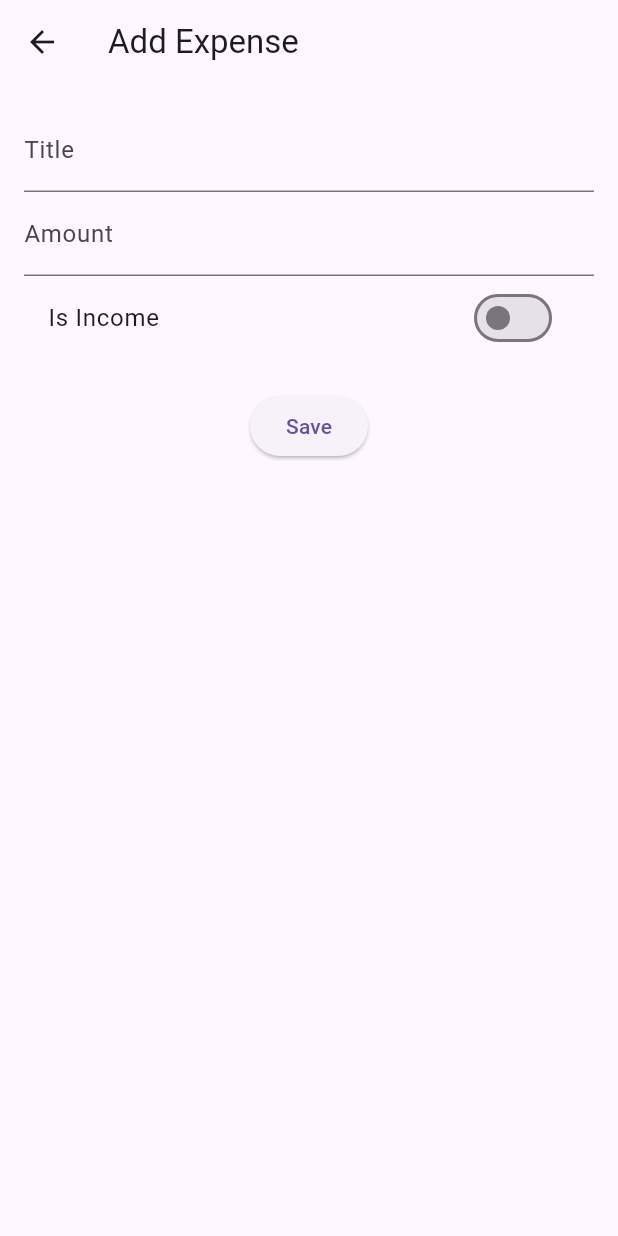
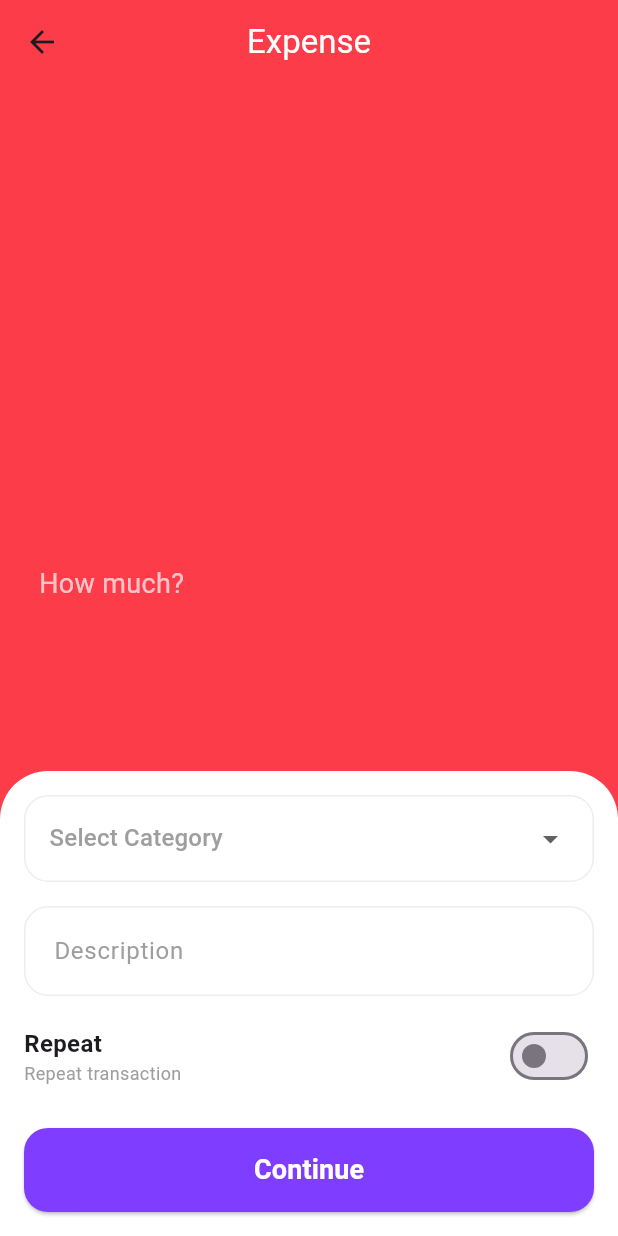
Before and after one commit to Yusuf-Mahmoud/expense_tracker, a Flutter app: the AddExpenseScreen screen opened directly, on a phone screen of 412 x 824 dp. Run offline on Flutter 3.47's test engine with Material 3 defaults, Android fonts, the phone set to English and light mode, and no system bars; our stand-ins replace bloc, cloud_firestore, firebase_auth, firebase_core, flutter_bloc, hive and 2 more; accounts and stored records are empty.

```diff
--- a/lib/core/model/expense_model.dart
+++ b/lib/core/model/expense_model.dart
@@ -4,35 +4,26 @@ part 'expense_model.g.dart';
 
 @HiveType(typeId: 0)
 class ExpenseModel extends HiveObject {
-
   @HiveField(0)
-  String id;
+  String title;
 
   @HiveField(1)
-  String title;
+  double amount;
 
   @HiveField(2)
-  double amount;
+  String category;
 
   @HiveField(3)
-  String category;
+  DateTime date;
 
   @HiveField(4)
-  DateTime date;
-
-  @HiveField(5)
   bool isIncome;
 
-  @HiveField(6)
-  String? note;
-
   ExpenseModel({
-    required this.id,
     required this.title,
     required this.amount,
     required this.category,
     required this.date,
     required this.isIncome,
-    this.note,
   });
 }
--- a/lib/features/Onboarding/onboarding.dart
+++ b/lib/features/Onboarding/onboarding.dart
@@ -1,6 +1,6 @@
 import 'package:expense_tracker/core/theme/theme.dart';
 import 'package:expense_tracker/core/widget/customauthbutton.dart';
-import 'package:expense_tracker/features/Onboarding/widget/on_boardingItem.dart';
+import 'package:expense_tracker/features/Onboarding/widget/on_boarding_item.dart';
 import 'package:expense_tracker/features/auth/login/login_screen.dart';
 import 'package:expense_tracker/features/auth/signup/signup_screen.dart';
 import 'package:expense_tracker/core/SharedPreferences/shared_preferences.dart';
--- a/lib/features/addexpense/add_expense_screen.dart
+++ /dev/null
@@ -1,58 +0,0 @@
-import 'package:expense_tracker/features/home/cubit/logic.dart';
-import 'package:flutter/material.dart';
-import 'package:flutter_bloc/flutter_bloc.dart';
-import 'package:expense_tracker/core/model/expense_model.dart';
-
-class AddExpenseScreen extends StatelessWidget {
-  const AddExpenseScreen({super.key});
-
-  @override
-  Widget build(BuildContext context) {
-    final titleController = TextEditingController();
-    final amountController = TextEditingController();
-    bool isIncome = false;
-
-    return Scaffold(
-      appBar: AppBar(title: const Text('Add Expense')),
-      body: Padding(
-        padding: const EdgeInsets.all(16),
-        child: Column(
-          children: [
-            TextField(
-              controller: titleController,
-              decoration: const InputDecoration(labelText: 'Title'),
-            ),
-            TextField(
-              controller: amountController,
-              keyboardType: TextInputType.number,
-              decoration: const InputDecoration(labelText: 'Amount'),
-            ),
-            SwitchListTile(
-              title: const Text('Is Income'),
-              value: isIncome,
-              onChanged: (v) {
-                isIncome = v;
-              },
-            ),
-            const SizedBox(height: 20),
-            ElevatedButton(
-              onPressed: () {
-                final expense = ExpenseModel(
-                  title: titleController.text,
-                  category: 'General',
-                  amount: double.parse(amountController.text),
-                  date: DateTime.now(),
-                  isIncome: isIncome, id: '',
-                );
-
-                context.read<ExpenseCubit>().addExpense(expense);
-                Navigator.pop(context);
-              },
-              child: const Text('Save'),
-            ),
-          ],
-        ),
-      ),
-    );
-  }
-}
--- a/lib/features/auth/signup/signup_screen.dart
+++ b/lib/features/auth/signup/signup_screen.dart
@@ -54,7 +54,7 @@ class _SignupScreenState extends State<SignupScreen> {
         body: Form(
           key: formKey,
           child: Column(
-            mainAxisAlignment: .center,
+            mainAxisAlignment: MainAxisAlignment.center,
             children: [
               TextFormApp(
                 label: 'Email',
@@ -136,7 +136,7 @@ class _SignupScreenState extends State<SignupScreen> {
                     child: Text(
                       'Log In',
                       style: TextStyle(
-                        color: Colormanager.  primaryViolet,
+                        color: Colormanager.primaryViolet,
                         fontWeight: FontWeight.bold,
                       ),
                     ),
--- /dev/null
+++ b/lib/features/moneyflow/add_expense_screen.dart
@@ -0,0 +1,145 @@
+import 'package:expense_tracker/core/model/expense_model.dart';
+import 'package:expense_tracker/features/home/cubit/logic.dart';
+import 'package:expense_tracker/features/moneyflow/widget/continue.dart';
+import 'package:expense_tracker/features/moneyflow/widget/customtextfield.dart';
+import 'package:expense_tracker/features/moneyflow/widget/repeat_widget.dart';
+import 'package:flutter/material.dart';
+import 'package:flutter_bloc/flutter_bloc.dart';
+
+class AddExpenseScreen extends StatefulWidget {
+  const AddExpenseScreen({super.key});
+  @override
+  State<AddExpenseScreen> createState() => _AddExpenseScreenState();
+}
+
+class _AddExpenseScreenState extends State<AddExpenseScreen> {
+  final titleController = TextEditingController();
+  final amountController = TextEditingController();
+  String? selectedCategory;
+
+  @override
+  Widget build(BuildContext context) {
+    return Scaffold(
+      backgroundColor: const Color(0xFFFD3C4A),
+      appBar: AppBar(
+        backgroundColor: Colors.transparent,
+        elevation: 0,
+        title: Text("Expense", style: TextStyle(color: Colors.white)),
+        centerTitle: true,
+      ),
+      body: Column(
+        children: [Spacer(), buildAmountSection(), buildFormContainer()],
+      ),
+    );
+  }
+
+  Widget buildAmountSection() {
+    return Padding(
+      padding: EdgeInsets.symmetric(horizontal: 26),
+      child: Column(
+        crossAxisAlignment: CrossAxisAlignment.start,
+        children: [
+          Text(
+            "How much?",
+            style: TextStyle(
+              color: Colors.white.withOpacity(0.7),
+              fontSize: 18,
+            ),
+          ),
+          TextField(
+            controller: amountController,
+            style: const TextStyle(
+              color: Colors.white,
+              fontSize: 64,
+              fontWeight: FontWeight.bold,
+            ),
+            decoration: const InputDecoration(
+              prefixText: "\$",
+              prefixStyle: TextStyle(color: Colors.white, fontSize: 64),
+              border: InputBorder.none,
+            ),
+          ),
+        ],
+      ),
+    );
+  }
+
+  Widget buildFormContainer() {
+    return Container(
+      padding: const EdgeInsets.all(16),
+      decoration: const BoxDecoration(
+        color: Colors.white,
+        borderRadius: BorderRadius.only(
+          topLeft: Radius.circular(32),
+          topRight: Radius.circular(32),
+        ),
+      ),
+      child: Column(
+        children: [
+          _buildDropdownField(),
+          SizedBox(height: 16),
+          CustomTextField(controller: titleController, hint: "Description"),
+          SizedBox(height: 16),
+          RepeatSwitch(value: false, onChanged: (v) {}),
+          SizedBox(height: 24),
+          PrimaryButton(
+            text: "Continue",
+            onPressed: () {
+              if (amountController.text.isEmpty || selectedCategory == null) {
+                ScaffoldMessenger.of(context).showSnackBar(
+                  const SnackBar(
+                    content: Text("Please enter all required fields."),
+                  ),
+                );
+                return;
+              }
+
+              final expense = ExpenseModel(
+
+                title: titleController.text.isEmpty
+                    ? "Expense"
+                    : titleController.text,
+                category: selectedCategory!,
+                amount: double.parse(amountController.text),
+                date: DateTime.now(),
+                isIncome: false,
+              );
+              context.read<ExpenseCubit>().addExpense(expense);
+              Navigator.pop(context);
+            },
+          ),
+        ],
+      ),
+    );
+  }
+
+  Widget _buildDropdownField() {
+    return Container(
+      padding: const EdgeInsets.symmetric(horizontal: 16, vertical: 4),
+      decoration: BoxDecoration(
+        border: Border.all(color: Colors.grey.shade200),
+        borderRadius: BorderRadius.circular(16),
+      ),
+      child: DropdownButtonHideUnderline(
+        child: DropdownButton<String>(
+          value: selectedCategory,
+          hint: const Text(
+            "Select Category",
+            style: TextStyle(color: Colors.grey),
+          ),
+          isExpanded: true,
+          items: <String>['Food', 'Transport', 'Shopping', 'Bills'].map((
+            String value,
+          ) {
+            return DropdownMenuItem<String>(value: value, child: Text(value));
+          }).toList(),
+          onChanged: (newValue) {
+            setState(() {
+              selectedCategory = newValue;
+            });
+          },
+        ),
+      ),
+    );
+  }
+}
--- /dev/null
+++ b/lib/features/moneyflow/widget/continue.dart
@@ -0,0 +1,23 @@
+import 'package:flutter/material.dart';
+
+class PrimaryButton extends StatelessWidget {
+  final String text;
+  final VoidCallback onPressed;
+  const PrimaryButton({super.key, required this.text, required this.onPressed});
+
+  @override
+  Widget build(BuildContext context) {
+    return SizedBox(
+      width: double.infinity,
+      height: 56,
+      child: ElevatedButton(
+        style: ElevatedButton.styleFrom(
+          backgroundColor: const Color(0xFF7F3DFF),
+          shape: RoundedRectangleBorder(borderRadius: BorderRadius.circular(16)),
+        ),
+        onPressed: onPressed,
+        child: Text(text, style: const TextStyle(color: Colors.white, fontSize: 18, fontWeight: FontWeight.w600)),
+      ),
+    );
+  }
+}
--- /dev/null
+++ b/lib/features/moneyflow/widget/customtextfield.dart
@@ -0,0 +1,27 @@
+import 'package:flutter/material.dart';
+
+class CustomTextField extends StatelessWidget {
+  final TextEditingController controller;
+  final String hint;
+  const CustomTextField({super.key, required this.controller, required this.hint});
+
+  @override
+  Widget build(BuildContext context) {
+    return TextField(
+      controller: controller,
+      decoration: InputDecoration(
+        hintText: hint,
+        hintStyle: const TextStyle(color: Colors.grey),
+        contentPadding: const EdgeInsets.symmetric(horizontal: 16, vertical: 18),
+        border: OutlineInputBorder(
+          borderRadius: BorderRadius.circular(16),
+          borderSide: BorderSide(color: Colors.grey.shade200),
+        ),
+        enabledBorder: OutlineInputBorder(
+          borderRadius: BorderRadius.circular(16),
+          borderSide: BorderSide(color: Colors.grey.shade200),
+        ),
+      ),
+    );
+  }
+}
--- /dev/null
+++ b/lib/features/moneyflow/widget/repeat_widget.dart
@@ -0,0 +1,28 @@
+import 'package:flutter/material.dart';
+
+class RepeatSwitch extends StatelessWidget {
+  final bool value;
+  final ValueChanged<bool> onChanged;
+  const RepeatSwitch({super.key, required this.value, required this.onChanged});
+
+  @override
+  Widget build(BuildContext context) {
+    return Row(
+      mainAxisAlignment: MainAxisAlignment.spaceBetween,
+      children: [
+        const Column(
+          crossAxisAlignment: CrossAxisAlignment.start,
+          children: [
+            Text("Repeat", style: TextStyle(fontSize: 16, fontWeight: FontWeight.w600)),
+            Text("Repeat transaction", style: TextStyle(fontSize: 12, color: Colors.grey)),
+          ],
+        ),
+        Switch(
+          value: value,
+          onChanged: onChanged,
+          activeColor: const Color(0xFF7F3DFF),
+        ),
+      ],
+    );
+  }
+}
--- a/lib/main.dart
+++ b/lib/main.dart
@@ -12,7 +12,7 @@ import 'package:hive_flutter/adapters.dart';
 void main() async {
   WidgetsFlutterBinding.ensureInitialized();
   await Hive.initFlutter();
-  Hive.registerAdapter(ExpenseModelAdapter());
+   Hive.registerAdapter(ExpenseModelAdapter());
   await Hive.openBox<ExpenseModel>('expenses_box');
   await Firebase.initializeApp(options: DefaultFirebaseOptions.currentPlatform);
   runApp(MyApp());
--- a/pubspec.yaml
+++ b/pubspec.yaml
@@ -33,6 +33,7 @@ dependencies:
   cupertino_icons: ^1.0.8
   firebase_auth: ^6.1.3
   firebase_core: ^4.3.0
+  fl_chart: ^1.1.1
   flutter:
     sdk: flutter
   flutter_bloc: ^9.1.1
@@ -41,11 +42,11 @@ dependencies:
   shared_preferences: ^2.5.4
 
 dev_dependencies:
-  hive_generator: ^2.0.0
   build_runner: ^2.4.0
   flutter_lints: ^6.0.0
   flutter_test:
     sdk: flutter
+  hive_generator: ^2.0.0
 
 # For information on the generic Dart part of this file, see the
 # following page: https://dart.dev/tools/pub/pubspec
```
Also changed, not shown: lib/core/constants/categories.dart (added, +30 -0 lines), lib/core/model/category_model.dart (added, +13 -0 lines), lib/features/home/home_screen.dart (+94 -30 lines), lib/features/home/widget/appheader.dart (+5 -9 lines), lib/features/home/widget/transaction_item.dart (+24 -19 lines), lib/features/moneyflow/add_income_screen.dart (added, +109 -0 lines), lib/features/profile/profile_screen.dart (added, +19 -0 lines), lib/core/model/expense_model.g.dart, lib/features/Onboarding/widget/on_boarding_item.dart (renamed from lib/features/Onboarding/widget/on_boardingItem.dart), lib/features/profile/setting/setting_screen.dart (added), pubspec.lock.
